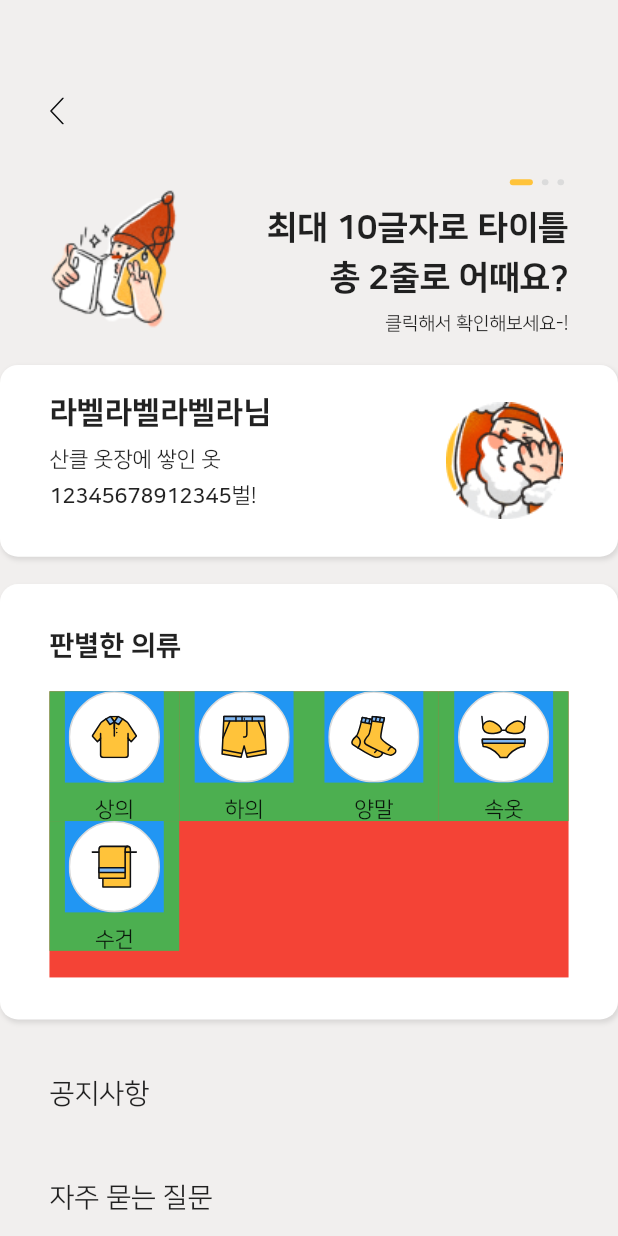
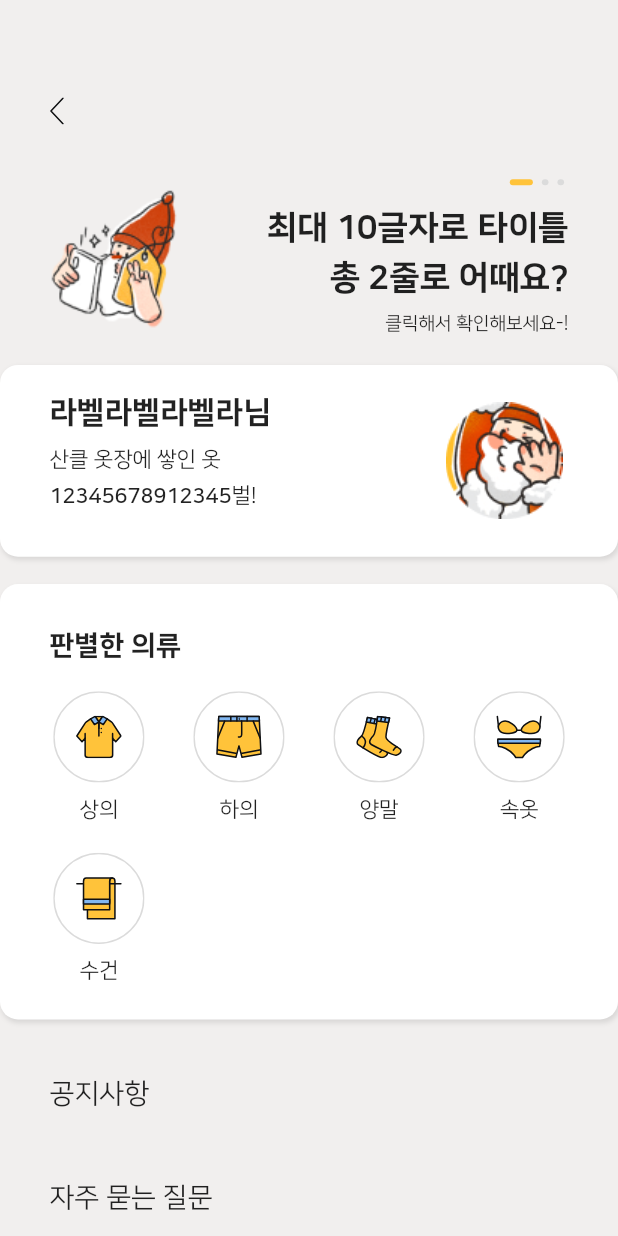
Before and after one commit to Nexters/pinocchio-flutter, a Flutter app: the MyPageScreen screen opened directly, on a phone screen of 412 x 824 dp. Run offline on Flutter 3.47's test engine with Material 2 defaults, Android fonts, the phone set to English and light mode, and no system bars; drawn by our look-alikes of flutter_layout_grid, touchable_opacity; our stand-ins replace dio, equatable, flutter_bloc, flutter_svg, shared_preferences; missing offline and left inert: kakao_flutter_sdk; accounts and stored records are empty.

Commit message:
feat: Mypage ui 작업 1차 완료

```diff
--- a/lib/presentation/mypage/mypage_screen.dart
+++ b/lib/presentation/mypage/mypage_screen.dart
@@ -1,6 +1,7 @@
 import 'package:flutter/cupertino.dart';
 import 'package:flutter/material.dart';
 import 'package:flutter_bloc/flutter_bloc.dart';
+import 'package:flutter_layout_grid/flutter_layout_grid.dart';
 import 'package:flutter_sancle/presentation/home/home_screen.dart';
 import 'package:flutter_sancle/presentation/mypage/bloc/MyPageBloc.dart';
 import 'package:flutter_sancle/presentation/mypage/bloc/MyPageState.dart';
@@ -267,31 +268,30 @@ class _MyPageScreenState extends State<MyPageScreen> {
                           height: 20,
                         ),
                         Container(
-                            color: Colors.red,
-                            height: getProportionateScreenHeight(188),
-                            child: GridView.builder(
-                              padding: EdgeInsets.zero,
-                              physics: NeverScrollableScrollPhysics(),
-                              itemCount: 5,
-                              gridDelegate:
-                                  SliverGridDelegateWithFixedCrossAxisCount(
-                                crossAxisCount: 4,
-                              ),
-                              itemBuilder: (BuildContext context, int index) {
+                            height: 188,
+                            child: LayoutGrid(
+                              columnSizes: [getProportionateScreenWidth(60).px, getProportionateScreenWidth(60).px, getProportionateScreenWidth(60).px, getProportionateScreenWidth(60).px],
+                              rowSizes: [getProportionateScreenHeight(86).px, getProportionateScreenHeight(86).px],
+                              columnGap: between(),
+                              rowGap: getProportionateScreenHeight(20),
+                              children:
+                                  List.generate(_category.length, (index) {
                                 return Container(
-                                  color: Colors.green,
                                   child: Column(
                                     children: [
                                       Container(
-                                        color: Colors.blue,
                                         child: GestureDetector(
                                           onTapCancel: () {
                                             setState(() {
                                               _currentCameraSvg[index] =
                                                   SvgPicture.asset(
                                                       _category[index][0],
-                                                    height: getProportionateScreenHeight(60),
-                                                    width: getProportionateScreenWidth(60));
+                                                      height:
+                                                          getProportionateScreenHeight(
+                                                              60),
+                                                      width:
+                                                          getProportionateScreenWidth(
+                                                              60));
                                             });
                                           },
                                           onTapDown: (_) {
@@ -299,9 +299,12 @@ class _MyPageScreenState extends State<MyPageScreen> {
                                               _currentCameraSvg[index] =
                                                   SvgPicture.asset(
                                                       _category[index][1],
-                                                        height: getProportionateScreenHeight(60),
-                                                        width: getProportionateScreenWidth(60)
-                                                    );
+                                                      height:
+                                                          getProportionateScreenHeight(
+                                                              60),
+                                                      width:
+                                                          getProportionateScreenWidth(
+                                                              60));
                                             });
                                           },
                                           onTapUp: (_) {
@@ -309,9 +312,12 @@ class _MyPageScreenState extends State<MyPageScreen> {
                                               _currentCameraSvg[index] =
                                                   SvgPicture.asset(
                                                       _category[index][0],
-                                                        height: getProportionateScreenHeight(60),
-                                                        width: getProportionateScreenWidth(60)
-                                                    );
+                                                      height:
+                                                          getProportionateScreenHeight(
+                                                              60),
+                                                      width:
+                                                          getProportionateScreenWidth(
+                                                              60));
                                             });
                                           },
                                           onTap: () {},
@@ -319,7 +325,8 @@ class _MyPageScreenState extends State<MyPageScreen> {
                                         ),
                                       ),
                                       SizedBox(
-                                        height: getProportionateScreenHeight(10),
+                                        height:
+                                            getProportionateScreenHeight(10),
                                       ),
                                       Text(_category[index][2],
                                           style: TextStyle(
@@ -327,13 +334,12 @@ class _MyPageScreenState extends State<MyPageScreen> {
                                                   getProportionateScreenHeight(
                                                       14),
                                               fontWeight: FontWeight.w400,
-                                              fontFamily: 'nanum_square'))
+                                              fontFamily: 'nanum_square')),
                                     ],
                                   ),
                                 );
-                              },
-                            ),
-                            )
+                              }),
+                            ))
                       ],
                     ),
                   ),
@@ -422,4 +428,9 @@ class _MyPageScreenState extends State<MyPageScreen> {
     ['assets/icons/underwear.svg', 'assets/icons/underwear_press.svg', '속옷'],
     ['assets/icons/towel.svg', 'assets/icons/towel_press.svg', '수건'],
   ];
+
+  double between(){
+    double w = MediaQuery.of(context).size.width;
+    return (w - getProportionateScreenWidth(30) * 2 - getProportionateScreenWidth(60) *4)/3;
   }
+}
```
Lines whose indentation alone changed are shown as unchanged.
